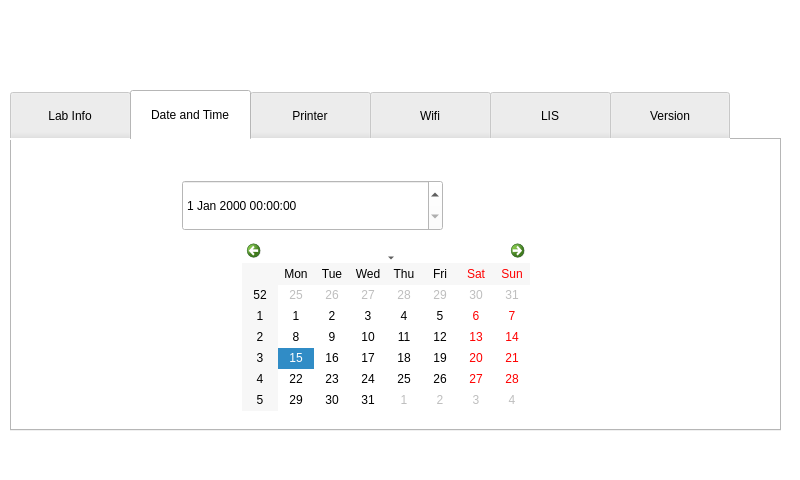
Before: the Qt Designer form mainwindow.ui in srikrishnan90/ELISAREADER, drawn with Qt 5.
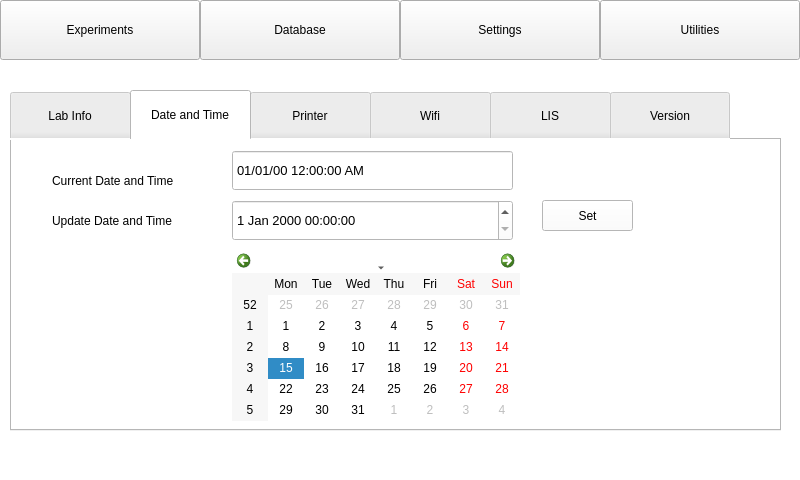
After: the same form once the commit is applied. The open tabs and pages were chosen to show the change.

Commit message: Print from database and date and time update

The edit to the form file:
```diff
--- a/mainwindow.ui
+++ b/mainwindow.ui
@@ -79,7 +79,7 @@
      <string notr="true">background:rgba(255,255,255,1)</string>
     </property>
     <property name="currentIndex">
-     <number>7</number>
+     <number>10</number>
     </property>
     <widget class="QWidget" name="page">
      <widget class="QScrollArea" name="scrollArea">
@@ -6930,11 +6930,16 @@
         <height>341</height>
        </rect>
       </property>
+      <property name="font">
+       <font>
+        <pointsize>9</pointsize>
+       </font>
+      </property>
       <property name="styleSheet">
        <string notr="true">QTabBar::tab { height: 50px; width: 120px; }</string>
       </property>
       <property name="currentIndex">
-       <number>2</number>
+       <number>1</number>
       </property>
       <widget class="QWidget" name="tab">
        <attribute name="title">
@@ -7052,21 +7057,89 @@
        <widget class="QCalendarWidget" name="calendarWidget">
         <property name="geometry">
          <rect>
-          <x>230</x>
-          <y>100</y>
+          <x>220</x>
+          <y>110</y>
           <width>288</width>
           <height>171</height>
          </rect>
         </property>
        </widget>
-       <widget class="QDateTimeEdit" name="dateTimeEdit">
+       <widget class="QDateTimeEdit" name="dateTimeEdit_2">
         <property name="geometry">
          <rect>
-          <x>170</x>
-          <y>40</y>
-          <width>261</width>
-          <height>51</height>
+          <x>220</x>
+          <y>10</y>
+          <width>281</width>
+          <height>41</height>
          </rect>
+        </property>
+        <property name="font">
+         <font>
+          <pointsize>10</pointsize>
+         </font>
+        </property>
+        <property name="buttonSymbols">
+         <enum>QAbstractSpinBox::NoButtons</enum>
+        </property>
+        <property name="displayFormat">
+         <string>dd/MM/yy h:mm:ss AP</string>
+        </property>
+       </widget>
+       <widget class="QDateTimeEdit" name="dateTimeEdit_3">
+        <property name="geometry">
+         <rect>
+          <x>220</x>
+          <y>60</y>
+          <width>281</width>
+          <height>41</height>
+         </rect>
+        </property>
+        <property name="font">
+         <font>
+          <pointsize>10</pointsize>
+         </font>
+        </property>
+        <property name="buttonSymbols">
+         <enum>QAbstractSpinBox::UpDownArrows</enum>
+        </property>
+       </widget>
+       <widget class="QLabel" name="label_55">
+        <property name="geometry">
+         <rect>
+          <x>40</x>
+          <y>30</y>
+          <width>161</width>
+          <height>21</height>
+         </rect>
+        </property>
+        <property name="text">
+         <string>Current Date and Time</string>
+        </property>
+       </widget>
+       <widget class="QLabel" name="label_56">
+        <property name="geometry">
+         <rect>
+          <x>40</x>
+          <y>70</y>
+          <width>161</width>
+          <height>21</height>
+         </rect>
+        </property>
+        <property name="text">
+         <string>Update Date and Time</string>
+        </property>
+       </widget>
+       <widget class="QPushButton" name="pushButton_52">
+        <property name="geometry">
+         <rect>
+          <x>530</x>
+          <y>60</y>
+          <width>91</width>
+          <height>31</height>
+         </rect>
+        </property>
+        <property name="text">
+         <string>Set</string>
         </property>
        </widget>
       </widget>
@@ -7431,7 +7504,7 @@
       <property name="geometry">
        <rect>
         <x>10</x>
-        <y>60</y>
+        <y>80</y>
         <width>591</width>
         <height>321</height>
        </rect>
@@ -7489,18 +7562,49 @@
      <widget class="QPushButton" name="pushButton_27">
       <property name="geometry">
        <rect>
-        <x>650</x>
-        <y>330</y>
-        <width>83</width>
-        <height>25</height>
+        <x>640</x>
+        <y>290</y>
+        <width>111</width>
+        <height>31</height>
        </rect>
       </property>
       <property name="text">
        <string>Back</string>
       </property>
      </widget>
+     <widget class="QPushButton" name="pushButton_38">
+      <property name="geometry">
+       <rect>
+        <x>640</x>
+        <y>150</y>
+        <width>111</width>
+        <height>31</height>
+       </rect>
+      </property>
+      <property name="text">
+       <string>Print Result</string>
+      </property>
+     </widget>
+     <widget class="QPushButton" name="pushButton_51">
+      <property name="geometry">
+       <rect>
+        <x>640</x>
+        <y>220</y>
+        <width>111</width>
+        <height>31</height>
+       </rect>
+      </property>
+      <property name="text">
+       <string>Print Table</string>
+      </property>
+     </widget>
     </widget>
    </widget>
+   <zorder>stackedWidget</zorder>
+   <zorder>toolButton</zorder>
+   <zorder>toolButton_2</zorder>
+   <zorder>toolButton_3</zorder>
+   <zorder>toolButton_4</zorder>
   </widget>
  </widget>
  <layoutdefault spacing="6" margin="11"/>
```
Left out of the diff: 35 changed lines with no effect on the pictures. The commit also changes 5 other files.
